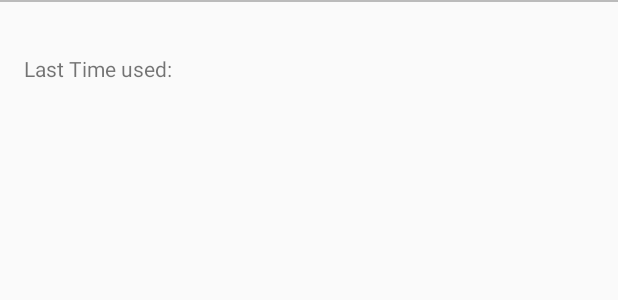
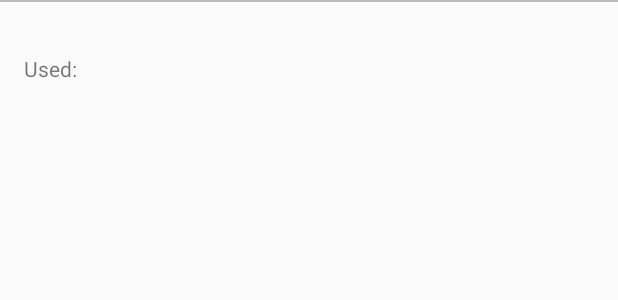
Before and after one commit to HachikoDD/SmartTimer, an Android app: the layout usage_row.xml on its own in the app's theme, with its tools: preview values and no code run, on a phone screen of 412 x 824 dp. Shown: the top 300 px of the screen. Run offline under Robolectric (Android 15) with nearby library versions, the phone set to English and light mode, and no system bars.

Commit message:
fix time

```diff
--- a/app/src/main/res/layout/usage_row.xml
+++ b/app/src/main/res/layout/usage_row.xml
@@ -36,7 +36,7 @@
                     android:id="@+id/textview_last_time_used_label"
                     android:layout_width="wrap_content"
                     android:layout_height="wrap_content"
-                    android:text="@string/last_time_used"
+                    android:text="@string/used"
                     />
 
                 <TextView
--- a/app/src/main/res/values/strings.xml
+++ b/app/src/main/res/values/strings.xml
@@ -5,7 +5,7 @@
     <string name="title_summary">Summary</string>
     <string name="title_me">Me</string>
     <string name="time_span">Time Span</string>
-    <string name="last_time_used">Last Time used:</string>
+    <string name="used">Used:</string>
     <string name="open_app_usage_setting">Open Apps with usage access settings</string>
     <string name="explanation_access_to_appusage_is_not_enabled">Failed to retrieve app usage
         statistics. You may need to enable access
```
Also changed, not shown: app/src/main/java/com/co2017gmail/bilibili/smarttimer/UsageListAdapter.java (+12 -2 lines).
